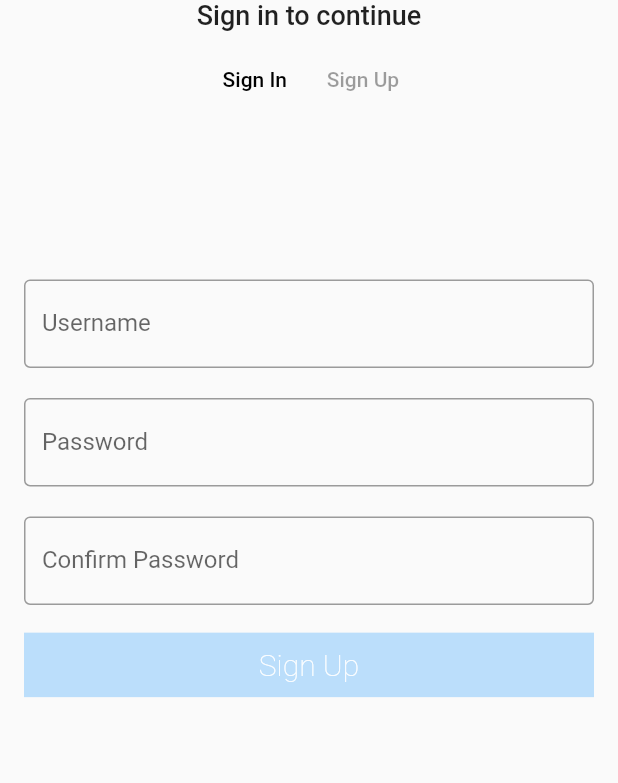
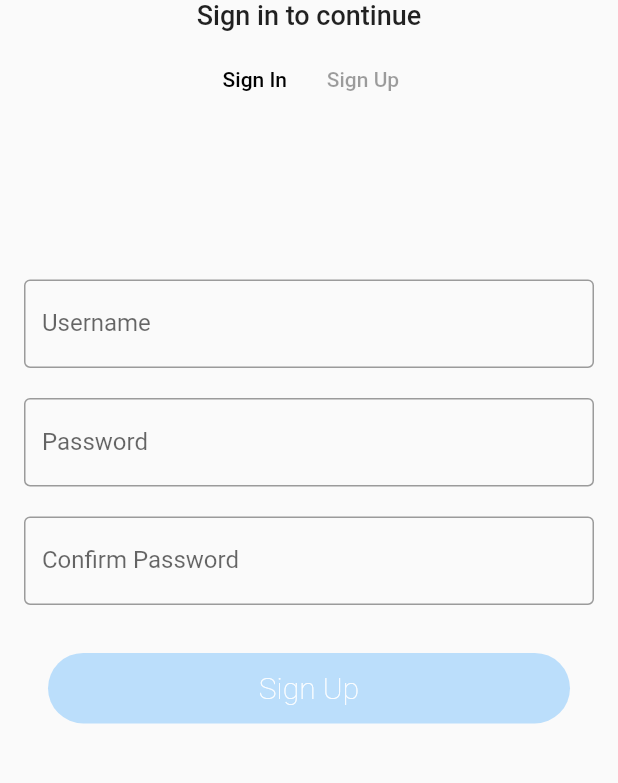
Before and after one commit to FleeToday/whatup, a Flutter app: the screen it shows after launch, after a tap on "Sign Up", on a phone screen of 412 x 824 dp, the part 215-998 px from its top. Run offline on Flutter 3.47's test engine with Material 2 defaults, Android fonts, the phone set to English and light mode, and no system bars; our stand-ins replace bloc, cloud_firestore, equatable, firebase_auth, flutter_bloc, flutter_swiper and 2 more; missing offline and left inert: flutter_google_places, geoflutterfire, google_maps_webservice; accounts and stored records are empty.

Commit message:
alter dimens

```diff
--- a/lib/screens/LoginScreen/LoginFormWidget.dart
+++ b/lib/screens/LoginScreen/LoginFormWidget.dart
@@ -78,14 +78,18 @@ class LoginFormWidget extends StatelessWidget {
                           padding: const EdgeInsets.all(0.0),
                           color: Colors.transparent,
                           child: AnimatedContainer(
+                            decoration: BoxDecoration(
                                 color: _state.isEmailValid &&
                                         _state.isPasswordValid &&
                                         _emailController.text.isNotEmpty &&
                                         _passwordController.text.isNotEmpty
                                     ? Theme.of(context).primaryColor
                                     : Theme.of(context).primaryColorLight,
+                                borderRadius:
+                                    BorderRadius.all(Radius.circular(25))),
                             duration: Duration(milliseconds: 500),
-                            padding: const EdgeInsets.all(10.0),
+                            padding: const EdgeInsets.all(12.0),
+                            margin: const EdgeInsets.all(16.0),
                             child: const Text('Sign In',
                                 style: TextStyle(
                                     fontSize: 20, fontWeight: FontWeight.w200)),
--- a/lib/screens/LoginScreen/RegisterFormWidget.dart
+++ b/lib/screens/LoginScreen/RegisterFormWidget.dart
@@ -99,14 +99,18 @@ class RegisterFormWidget extends StatelessWidget {
                             padding: const EdgeInsets.all(0.0),
                             color: Colors.transparent,
                             child: AnimatedContainer(
+                              decoration: BoxDecoration(
                                   color: _state.isEmailValid &&
                                           _state.isPasswordValid &&
                                           _emailController.text.isNotEmpty &&
                                           _passwordController.text.isNotEmpty
                                       ? Theme.of(context).primaryColor
                                       : Theme.of(context).primaryColorLight,
+                                  borderRadius:
+                                      BorderRadius.all(Radius.circular(25))),
                               duration: Duration(milliseconds: 500),
-                              padding: const EdgeInsets.all(10.0),
+                              padding: const EdgeInsets.all(12.0),
+                              margin: const EdgeInsets.all(16.0),
                               child: const Text('Sign Up',
                                   style: TextStyle(
                                       fontSize: 20,
```
Lines whose indentation alone changed are shown as unchanged.
